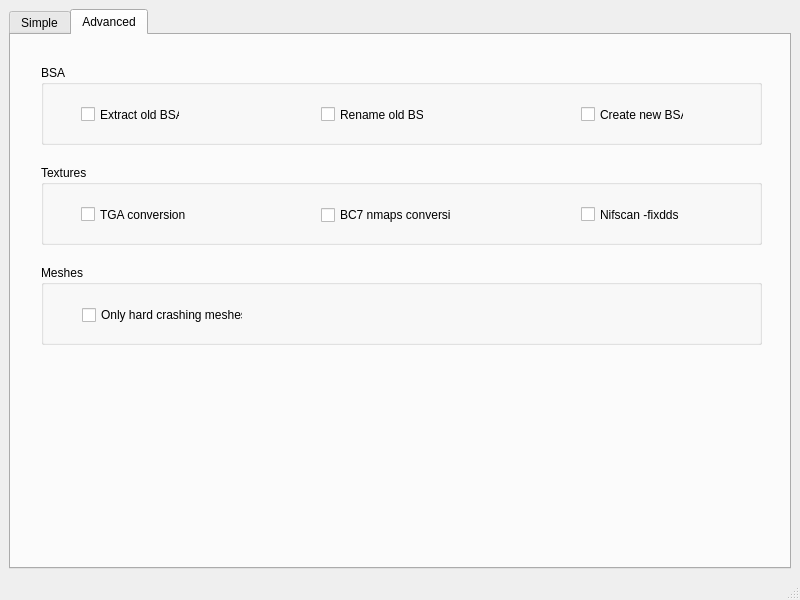
Guekka/cathedral-assets-optimizer, file mainwindow.ui: the form before one commit.
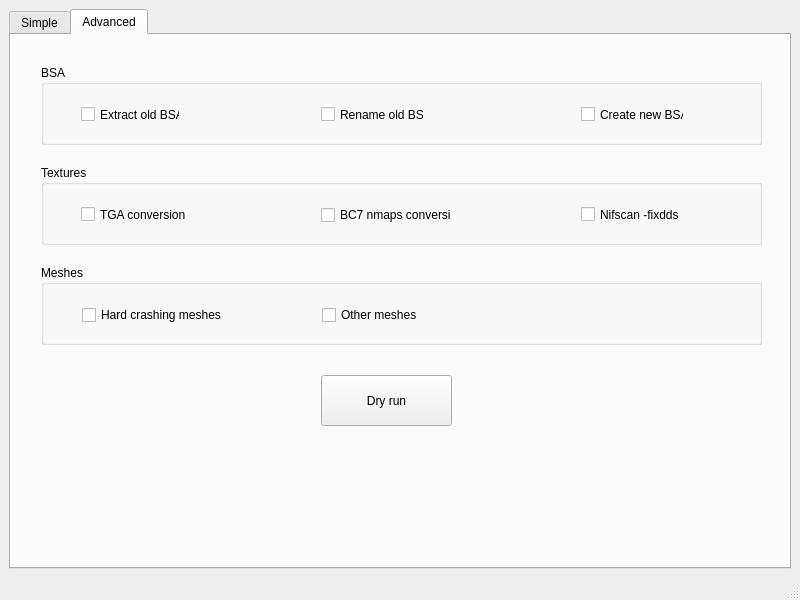
The form after the commit. The open tabs and pages were chosen to show the change.

Patch:
```diff
--- a/mainwindow.ui
+++ b/mainwindow.ui
@@ -21,7 +21,7 @@
   </property>
   <widget class="QWidget" name="centralwidget">
    <layout class="QGridLayout" name="gridLayout">
-    <item row="0" column="1">
+    <item row="0" column="0">
      <widget class="QTabWidget" name="tabWidget">
       <property name="currentIndex">
        <number>0</number>
@@ -289,9 +289,35 @@
           </rect>
          </property>
          <property name="text">
-          <string>Only hard crashing meshes</string>
+          <string>Hard crashing meshes</string>
          </property>
         </widget>
+        <widget class="QCheckBox" name="otherMeshesCheckBox">
+         <property name="geometry">
+          <rect>
+           <x>281</x>
+           <y>40</y>
+           <width>191</width>
+           <height>20</height>
+          </rect>
+         </property>
+         <property name="text">
+          <string>Other meshes</string>
+         </property>
+        </widget>
+       </widget>
+       <widget class="QPushButton" name="dryRunPushButton">
+        <property name="geometry">
+         <rect>
+          <x>310</x>
+          <y>340</y>
+          <width>131</width>
+          <height>51</height>
+         </rect>
+        </property>
+        <property name="text">
+         <string>Dry run</string>
+        </property>
        </widget>
       </widget>
      </widget>
```
Left out of the diff: 26 changed lines with no effect on the pictures.
